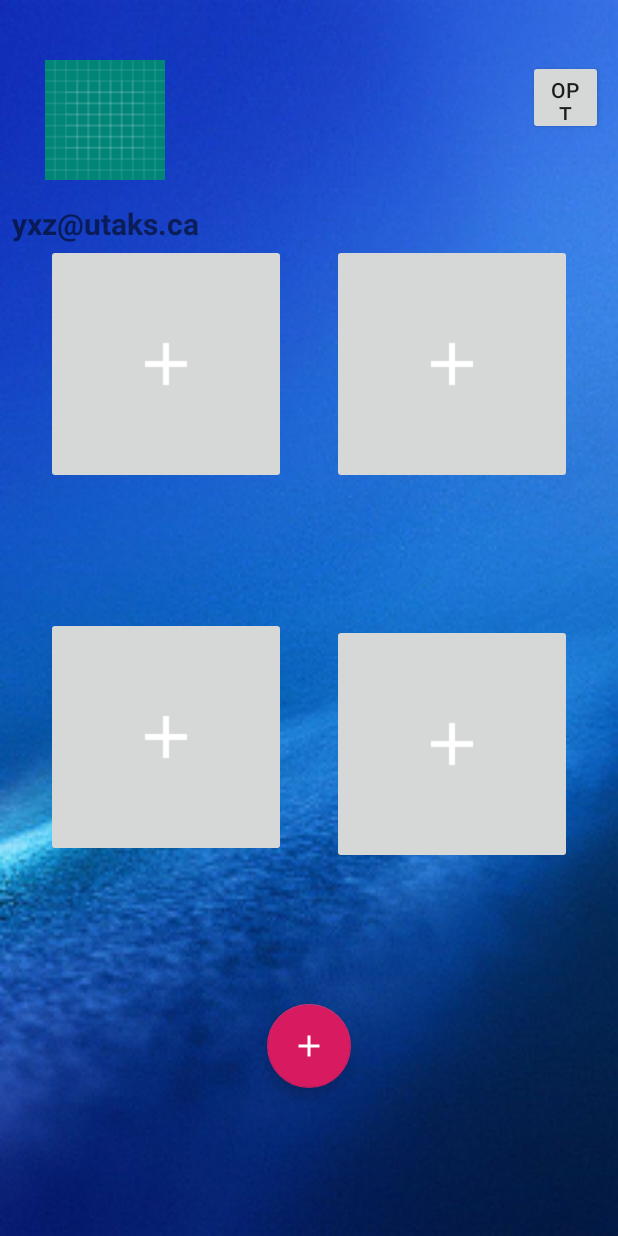
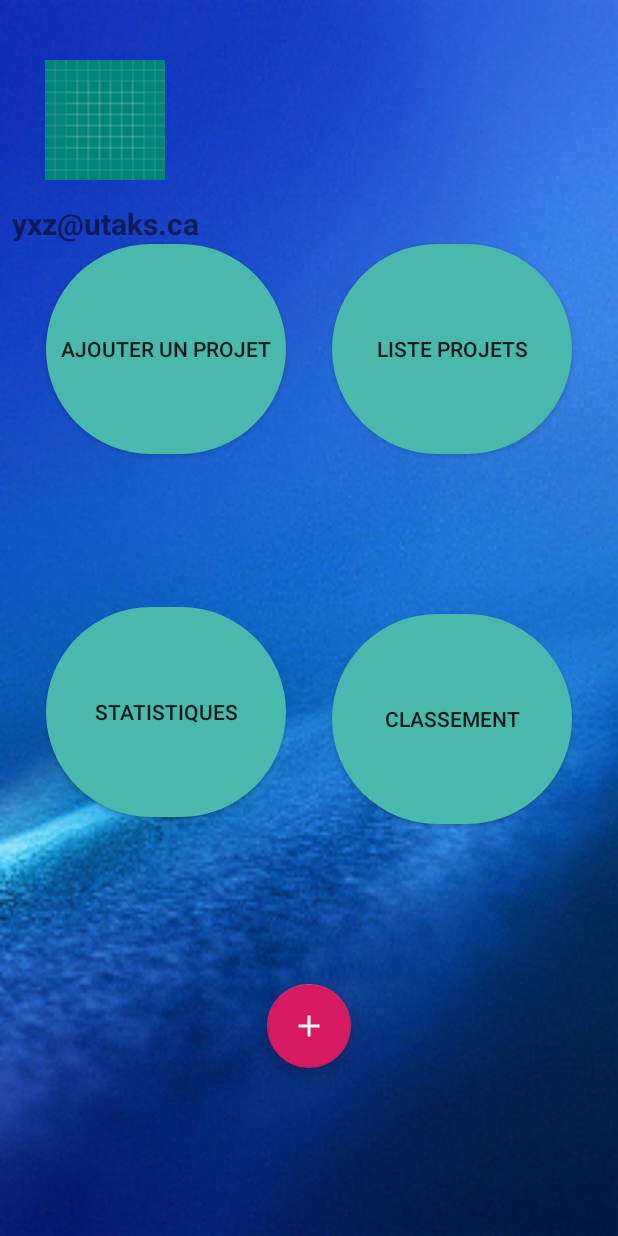
Before and after one commit to SoilihBenSoilih/ITask, an Android app: the HomePageActivity screen opened directly, with no data from a screen before it, on a phone screen of 412 x 824 dp. Run offline under Robolectric (Android 15) with nearby library versions, the phone set to English and light mode, and no system bars.

Commit message:
Adding colorPicker

```diff
--- a/app/build.gradle
+++ b/app/build.gradle
@@ -33,4 +33,5 @@ dependencies {
     androidTestImplementation 'androidx.test.ext:junit:1.1.0'
     androidTestImplementation 'androidx.test.espresso:espresso-core:3.1.1'
     implementation 'com.google.android.material:material:1.0.0'
+    implementation 'com.github.yukuku:ambilwarna:2.0.1'
 }
--- a/app/src/main/java/com/ss/itask/dao/ProjectDAO.kt
+++ b/app/src/main/java/com/ss/itask/dao/ProjectDAO.kt
@@ -12,14 +12,14 @@ class ProjectDAO {
         const val PROJECT_KEY_COLOR = "color"
         const val PROJECT_CREATE_TABLE = "CREATE TABLE $PROJECT_TABLE_NAME ($PROJECT_KEY_ID INTEGER PRIMARY KEY," +
                 "$PROJECT_KEY_NAME TEXT, $PROJECT_KEY_COLOR TEXT, $PROJECT_KEY_USER_ID INTEGER)"
-        const val PROJECT_QUERY_SELECT_ALL = "SELCT * FROM $PROJECT_TABLE_NAME"
+        const val PROJECT_QUERY_SELECT_ALL = "SELECT * FROM $PROJECT_TABLE_NAME"
     }
 
     fun createProject(project: Project):ContentValues{
         val values = ContentValues()
         values.put(PROJECT_KEY_NAME,project.name)
         values.put(PROJECT_KEY_COLOR,project.color)
-        values.put(PROJECT_KEY_USER_ID,project.userId.id)
+        values.put(PROJECT_KEY_USER_ID,project.userId)
         return values
     }
 }
--- a/app/src/main/java/com/ss/itask/dao/TaskDAO.kt
+++ b/app/src/main/java/com/ss/itask/dao/TaskDAO.kt
@@ -11,9 +11,9 @@ class TaskDAO {
         const val TASK_KEY_DURATION = "duration"
         const val TASK_KEY_DATE = "date"
         const val TASK_KEY_PROJECT_ID = "projectid"
-        const val USER_CREATE_TABLE = "CREATE TABLE $TASK_TABLE_NAME($TASK_KEY_ID " +
+        const val USER_CREATE_TABLE = "CREATE TABLE $TASK_TABLE_NAME ( $TASK_KEY_ID " +
                 "INTEGER PRIMARY KEY, $TASK_KEY_NAME TEXT, $TASK_KEY_DURATION INTEGER," +
-                " $TASK_KEY_DATE DATE,, $TASK_KEY_PROJECT_ID INTEGER)"
+                " $TASK_KEY_DATE TEXT, $TASK_KEY_PROJECT_ID INTEGER)"
         const val TASK_QUERY_SELECT_ALL = "SELECT * FROM $TASK_TABLE_NAME"
         const val TASK_QUERY_SELECT_BY_PROJECT = "SELECT * FROM $TASK_TABLE_NAME WHERE $TASK_KEY_PROJECT_ID = "
     }
--- /dev/null
+++ b/app/src/main/res/drawable-xhdpi/bggreen.xml
@@ -0,0 +1,5 @@
+<?xml version="1.0" encoding="utf-8"?>
+<shape xmlns:android="http://schemas.android.com/apk/res/android">
+    <solid android:color="#48b9ac"/>
+    <corners android:radius="200dp"/>
+</shape>
--- a/app/src/main/res/layout-land/activity_home_page.xml
+++ b/app/src/main/res/layout-land/activity_home_page.xml
@@ -32,10 +32,10 @@
         app:layout_constraintLeft_toLeftOf="@+id/logo_imageView"
         app:layout_constraintRight_toRightOf="@id/logo_imageView"/>
 
-    <ImageButton
+    <Button
         android:id="@+id/add_project_button"
         android:layout_width="160dp"
-        android:layout_height="160dp"
+        android:layout_height="140dp"
         android:layout_below="@id/email_textView"
         android:layout_alignParentLeft="true"
         android:src="@drawable/baseline_add_white_24dp"
@@ -43,42 +43,47 @@
         app:layout_constraintRight_toLeftOf="@id/project_list_button"
         app:layout_constraintVertical_chainStyle="spread"
         app:layout_constraintHorizontal_chainStyle="packed"
+        android:background="@drawable/bggreen"
+        android:text="Ajouter un projet"
         app:layout_constraintTop_toTopOf="parent"
         app:layout_constraintBottom_toTopOf="@id/statistics_button"/>
 
-    <ImageButton
+    <Button
         android:id="@+id/project_list_button"
         android:layout_width="160dp"
-        android:layout_height="160dp"
+        android:layout_height="140dp"
         android:layout_below="@id/email_textView"
         android:layout_alignParentRight="true"
-        android:src="@drawable/baseline_add_white_24dp"
+        android:background="@drawable/bggreen"
+        android:text="Liste projets"
         app:layout_constraintRight_toLeftOf="@id/start_pomodoro"
         app:layout_constraintLeft_toRightOf="@id/add_project_button"
         app:layout_constraintTop_toTopOf="parent"
         app:layout_constraintBottom_toTopOf="@id/ranking_button"
         />
 
-    <ImageButton
+    <Button
         android:id="@+id/statistics_button"
         android:layout_width="160dp"
-        android:layout_height="160dp"
+        android:layout_height="140dp"
         android:layout_below="@id/add_project_button"
         android:layout_alignParentLeft="true"
-        android:src="@drawable/baseline_add_white_24dp"
+        android:background="@drawable/bggreen"
+        android:text="Statistiques"
         app:layout_constraintTop_toBottomOf="@id/add_project_button"
         app:layout_constraintLeft_toLeftOf="@id/add_project_button"
         app:layout_constraintRight_toRightOf="@id/add_project_button"
         app:layout_constraintHorizontal_chainStyle="packed"
         app:layout_constraintBottom_toBottomOf="parent"/>
 
-    <ImageButton
+    <Button
         android:id="@+id/ranking_button"
         android:layout_width="160dp"
-        android:layout_height="160dp"
+        android:layout_height="140dp"
         android:layout_below="@id/project_list_button"
         android:layout_alignParentRight="true"
-        android:src="@drawable/baseline_add_white_24dp"
+        android:background="@drawable/bggreen"
+        android:text="Classement"
         app:layout_constraintTop_toBottomOf="@id/add_project_button"
         app:layout_constraintRight_toRightOf="@id/project_list_button"
         app:layout_constraintLeft_toLeftOf="@id/project_list_button"
--- a/app/src/main/res/layout/activity_home_page.xml
+++ b/app/src/main/res/layout/activity_home_page.xml
@@ -30,59 +30,56 @@
         app:layout_constraintLeft_toLeftOf="@+id/logo_imageView"
         app:layout_constraintRight_toRightOf="@id/logo_imageView"/>
 
+
     <Button
-        android:id="@+id/option_button"
-        android:layout_width="50dp"
-        android:layout_height="50dp"
-        android:layout_alignParentRight="true"
-        android:layout_margin="10dp"
-        android:text="OPT"
-        app:layout_constraintRight_toRightOf="parent"
-        app:layout_constraintTop_toTopOf="@id/logo_imageView"/>
-
-    <ImageButton
         android:id="@+id/add_project_button"
         android:layout_width="160dp"
-        android:layout_height="160dp"
+        android:layout_height="140dp"
         android:layout_below="@id/email_textView"
         android:layout_alignParentLeft="true"
         android:src="@drawable/baseline_add_white_24dp"
+        android:background="@drawable/bggreen"
+        android:text="Ajouter un projet"
         app:layout_constraintLeft_toLeftOf="parent"
         app:layout_constraintTop_toBottomOf="@id/email_textView"
         app:layout_constraintRight_toLeftOf="@id/project_list_button"/>
 
-    <ImageButton
+    <Button
         android:id="@+id/project_list_button"
         android:layout_width="160dp"
-        android:layout_height="160dp"
+        android:layout_height="140dp"
         android:layout_below="@id/email_textView"
         android:layout_alignParentRight="true"
-        android:src="@drawable/baseline_add_white_24dp"
+        android:background="@drawable/bggreen"
+        android:text="Liste projets"
         app:layout_constraintRight_toRightOf="parent"
         app:layout_constraintTop_toBottomOf="@id/email_textView"
         app:layout_constraintLeft_toRightOf="@id/add_project_button"
         />
 
-    <ImageButton
+    <Button
         android:id="@+id/statistics_button"
         android:layout_width="160dp"
-        android:layout_height="160dp"
+        android:layout_height="140dp"
         android:layout_below="@id/add_project_button"
         android:layout_alignParentLeft="true"
         android:src="@drawable/baseline_add_white_24dp"
         app:layout_constraintTop_toBottomOf="@id/add_project_button"
+        android:background="@drawable/bggreen"
+        android:text="Statistiques"
         app:layout_constraintLeft_toLeftOf="parent"
         app:layout_constraintRight_toLeftOf="@id/ranking_button"
         app:layout_constraintBottom_toTopOf="@id/start_pomodoro"/>
 
-    <ImageButton
+    <Button
         android:id="@+id/ranking_button"
         android:layout_width="160dp"
-        android:layout_height="160dp"
+        android:layout_height="140dp"
         android:layout_below="@id/project_list_button"
         android:layout_alignParentRight="true"
-        android:src="@drawable/baseline_add_white_24dp"
         app:layout_constraintTop_toBottomOf="@id/add_project_button"
+        android:background="@drawable/bggreen"
+        android:text="Classement"
         app:layout_constraintRight_toRightOf="parent"
         app:layout_constraintLeft_toRightOf="@id/statistics_button"
         app:layout_constraintBottom_toTopOf="@id/start_pomodoro"/>
```
Also changed, not shown: app/src/main/AndroidManifest.xml (+7 -4 lines), app/src/main/java/com/ss/itask/Activities/AddProjectDialogFragment.kt (added, +67 -0 lines), app/src/main/java/com/ss/itask/Activities/HomePageActivity.kt (+26 -1 lines), app/src/main/java/com/ss/itask/dao/Database.kt (+5 -2 lines), app/src/main/res/layout/add_project.xml (added, +34 -0 lines).
